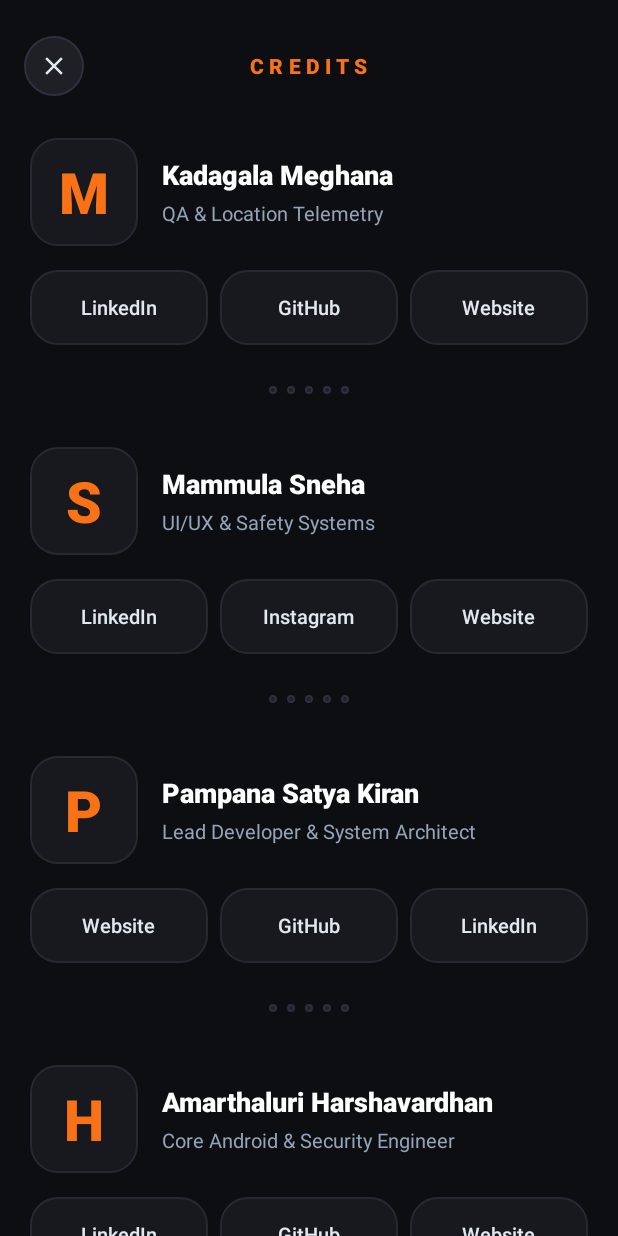
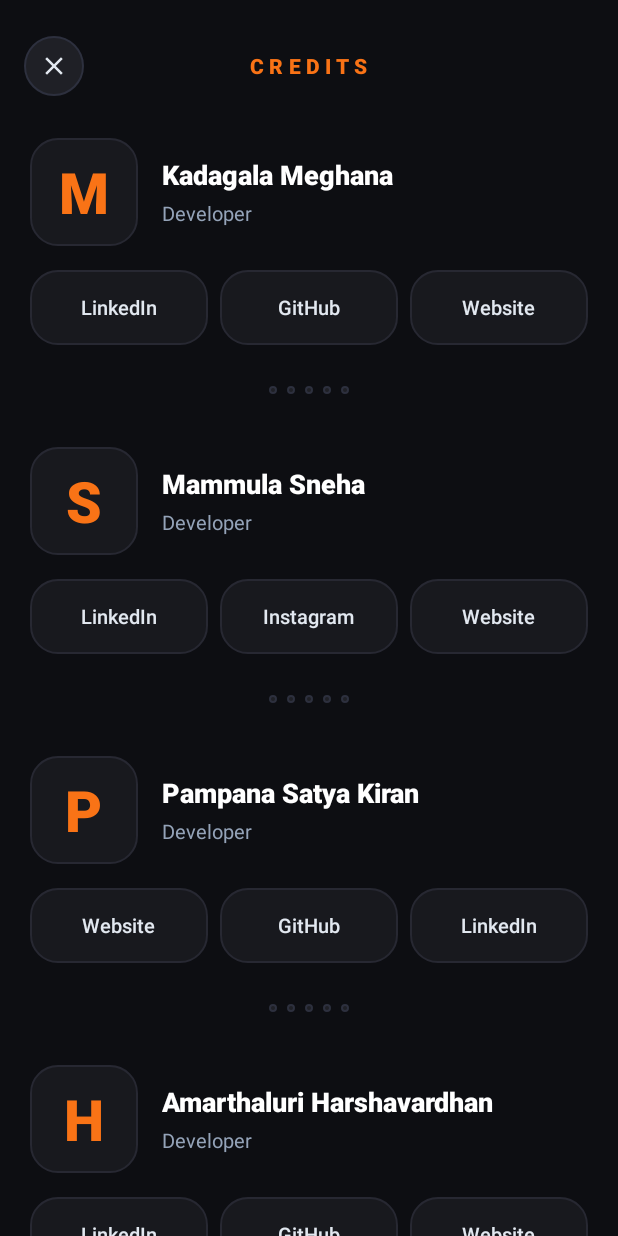
Before and after one commit to satyakiran29/GuardianAI, an Android app: the fragment AboutFragment shown on its own in the app's theme, on a phone screen of 412 x 824 dp. Run offline under Robolectric (Android 15) with nearby library versions, the light colour scheme and no system bars.

Commit message:
Bump app to v1.0.4 and normalize credits
Update versionCode to 5 and versionName to 1.0.4 in App/app/build.gradle and Apk/update.json. Standardize contributor roles in AboutFragment to "Developer" and update about layout text to "guardianai v1.0.4". Small metadata and credits cleanup for the 1.0.4 release.

```diff
--- a/App/app/build.gradle
+++ b/App/app/build.gradle
@@ -10,8 +10,8 @@ android {
         applicationId "com.android.sheguard"
         minSdk 27
         targetSdk 35
-        versionCode 4
-        versionName "1.0.3"
+        versionCode 5
+        versionName "1.0.4"
     }
 
     buildTypes {
--- a/App/app/src/main/java/com/android/sheguard/ui/fragment/AboutFragment.java
+++ b/App/app/src/main/java/com/android/sheguard/ui/fragment/AboutFragment.java
@@ -95,7 +95,7 @@ public class AboutFragment extends Fragment {
         contributorList.add(new Contributor(
                 "P",
                 "Pampana Satya Kiran",
-                "Lead Developer & System Architect",
+                "Developer",
                 "Website", "http://psatyakiran.in/",
                 "GitHub", "https://github.com/satyakiran29",
                 "LinkedIn", "https://www.linkedin.com/in/satyakiran29"));
@@ -104,7 +104,7 @@ public class AboutFragment extends Fragment {
         contributorList.add(new Contributor(
                 "M",
                 "Madeli Narasimha",
-                "Backend & Cloud Integration",
+                "Developer",
                 "LinkedIn",
                 "https://www.linkedin.com/in/narasimha-madeli-ba7b73338?utm_source=share_via&utm_content=profile&utm_medium=member_android",
                 "GitHub", "https://github.com",
@@ -114,7 +114,7 @@ public class AboutFragment extends Fragment {
         contributorList.add(new Contributor(
                 "H",
                 "Amarthaluri Harshavardhan",
-                "Core Android & Security Engineer",
+                "Developer",
                 "LinkedIn", "https://www.linkedin.com",
                 "GitHub", "https://github.com",
                 "Website", "https://guardianai.app"));
@@ -123,7 +123,7 @@ public class AboutFragment extends Fragment {
         contributorList.add(new Contributor(
                 "S",
                 "Mammula Sneha",
-                "UI/UX & Safety Systems",
+                "Developer",
                 "LinkedIn", "https://guardianai.app",
                 "Instagram", "https://www.instagram.com",
                 "Website", "https://guardianai.app"));
@@ -132,7 +132,7 @@ public class AboutFragment extends Fragment {
         contributorList.add(new Contributor(
                 "M",
                 "Kadagala Meghana",
-                "QA & Location Telemetry",
+                "Developer",
                 "LinkedIn", "https://www.linkedin.com",
                 "GitHub", "https://github.com",
                 "Website", "https://guardianai.app"));
--- a/App/app/src/main/res/layout/fragment_about.xml
+++ b/App/app/src/main/res/layout/fragment_about.xml
@@ -83,7 +83,7 @@
                 android:layout_marginBottom="16dp"
                 android:fontFamily="sans-serif"
                 android:letterSpacing="0.08"
-                android:text="guardianai v1.0.3"
+                android:text="guardianai v1.0.4"
                 android:textColor="#64748B"
                 android:textSize="12sp" />
         </LinearLayout>
```
Also changed, not shown: 2 other files.
